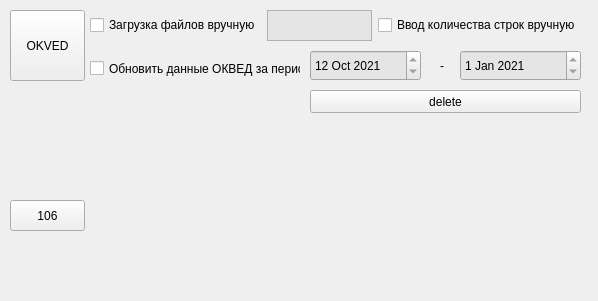
Before: the Qt Designer form untitled.ui in iriska-gri/PultNew, drawn with Qt 5.
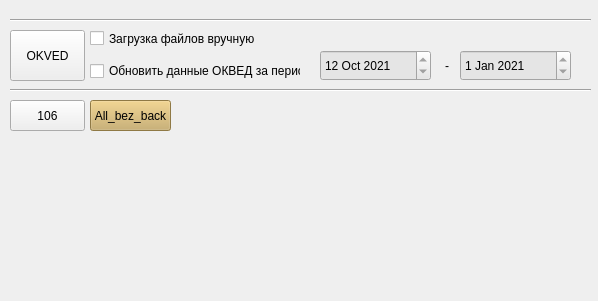
After: the same form once the commit is applied.

```diff
--- a/untitled.ui
+++ b/untitled.ui
@@ -22,12 +22,18 @@
   <property name="windowTitle">
    <string>MainWindow</string>
   </property>
+  <property name="layoutDirection">
+   <enum>Qt::LeftToRight</enum>
+  </property>
+  <property name="tabShape">
+   <enum>QTabWidget::Rounded</enum>
+  </property>
   <widget class="QWidget" name="centralwidget">
    <widget class="QPushButton" name="load106">
     <property name="geometry">
      <rect>
       <x>10</x>
-      <y>200</y>
+      <y>100</y>
       <width>75</width>
       <height>31</height>
      </rect>
@@ -36,64 +42,13 @@
      <string>106</string>
     </property>
    </widget>
-   <widget class="QWidget" name="horizontalLayoutWidget">
-    <property name="geometry">
-     <rect>
-      <x>90</x>
-      <y>10</y>
-      <width>491</width>
-      <height>31</height>
-     </rect>
-    </property>
-    <layout class="QHBoxLayout" name="horizontalLayout">
-     <item>
-      <widget class="QCheckBox" name="checkManual">
-       <property name="enabled">
-        <bool>true</bool>
-       </property>
-       <property name="styleSheet">
-        <string notr="true"/>
-       </property>
-       <property name="text">
-        <string>Загрузка файлов вручную</string>
-       </property>
-      </widget>
-     </item>
-     <item>
-      <widget class="QTextEdit" name="textEdit">
-       <property name="contextMenuPolicy">
-        <enum>Qt::DefaultContextMenu</enum>
-       </property>
-       <property name="autoFillBackground">
-        <bool>false</bool>
-       </property>
-       <property name="styleSheet">
-        <string notr="true">background-color: rgb(229, 229, 229)</string>
-       </property>
-       <property name="readOnly">
-        <bool>true</bool>
-       </property>
-       <property name="textInteractionFlags">
-        <set>Qt::TextSelectableByMouse</set>
-       </property>
-      </widget>
-     </item>
-     <item>
-      <widget class="QCheckBox" name="checkStroki">
-       <property name="text">
-        <string>Ввод количества строк вручную</string>
-       </property>
-      </widget>
-     </item>
-    </layout>
-   </widget>
    <widget class="QPushButton" name="OKVED">
     <property name="geometry">
      <rect>
       <x>10</x>
-      <y>10</y>
+      <y>30</y>
       <width>75</width>
-      <height>71</height>
+      <height>51</height>
      </rect>
     </property>
     <property name="text">
@@ -103,7 +58,7 @@
    <widget class="QDateEdit" name="dateStart">
     <property name="geometry">
      <rect>
-      <x>310</x>
+      <x>320</x>
       <y>50</y>
       <width>111</width>
       <height>31</height>
@@ -138,7 +93,7 @@
      <rect>
       <x>460</x>
       <y>50</y>
-      <width>121</width>
+      <width>111</width>
       <height>31</height>
      </rect>
     </property>
@@ -163,9 +118,9 @@
     <property name="geometry">
      <rect>
       <x>90</x>
-      <y>60</y>
+      <y>61</y>
       <width>211</width>
-      <height>17</height>
+      <height>20</height>
      </rect>
     </property>
     <property name="text">
@@ -177,6 +132,9 @@
       <height>1</height>
      </size>
     </property>
+    <property name="checkable">
+     <bool>true</bool>
+    </property>
     <property name="checked">
      <bool>false</bool>
     </property>
@@ -187,9 +145,9 @@
    <widget class="QLabel" name="label">
     <property name="geometry">
      <rect>
-      <x>440</x>
+      <x>445</x>
       <y>50</y>
-      <width>31</width>
+      <width>21</width>
       <height>31</height>
      </rect>
     </property>
@@ -197,17 +155,65 @@
      <string>-</string>
     </property>
    </widget>
-   <widget class="QPushButton" name="pushButton">
+   <widget class="QCheckBox" name="checkManual">
+    <property name="enabled">
+     <bool>true</bool>
+    </property>
     <property name="geometry">
      <rect>
-      <x>310</x>
-      <y>90</y>
-      <width>271</width>
-      <height>23</height>
+      <x>90</x>
+      <y>30</y>
+      <width>242</width>
+      <height>17</height>
      </rect>
     </property>
+    <property name="styleSheet">
+     <string notr="true"/>
+    </property>
     <property name="text">
-     <string>delete</string>
+     <string>Загрузка файлов вручную</string>
+    </property>
+   </widget>
+   <widget class="Line" name="line">
+    <property name="geometry">
+     <rect>
+      <x>10</x>
+      <y>80</y>
+      <width>581</width>
+      <height>21</height>
+     </rect>
+    </property>
+    <property name="orientation">
+     <enum>Qt::Horizontal</enum>
+    </property>
+   </widget>
+   <widget class="Line" name="line_2">
+    <property name="geometry">
+     <rect>
+      <x>10</x>
+      <y>10</y>
+      <width>581</width>
+      <height>21</height>
+     </rect>
+    </property>
+    <property name="orientation">
+     <enum>Qt::Horizontal</enum>
+    </property>
+   </widget>
+   <widget class="QPushButton" name="pushButton_All_bez_back">
+    <property name="geometry">
+     <rect>
+      <x>90</x>
+      <y>100</y>
+      <width>81</width>
+      <height>31</height>
+     </rect>
+    </property>
+    <property name="styleSheet">
+     <string notr="true">background-color: rgb(200, 169, 96)</string>
+    </property>
+    <property name="text">
+     <string>All_bez_back</string>
     </property>
    </widget>
   </widget>
```
